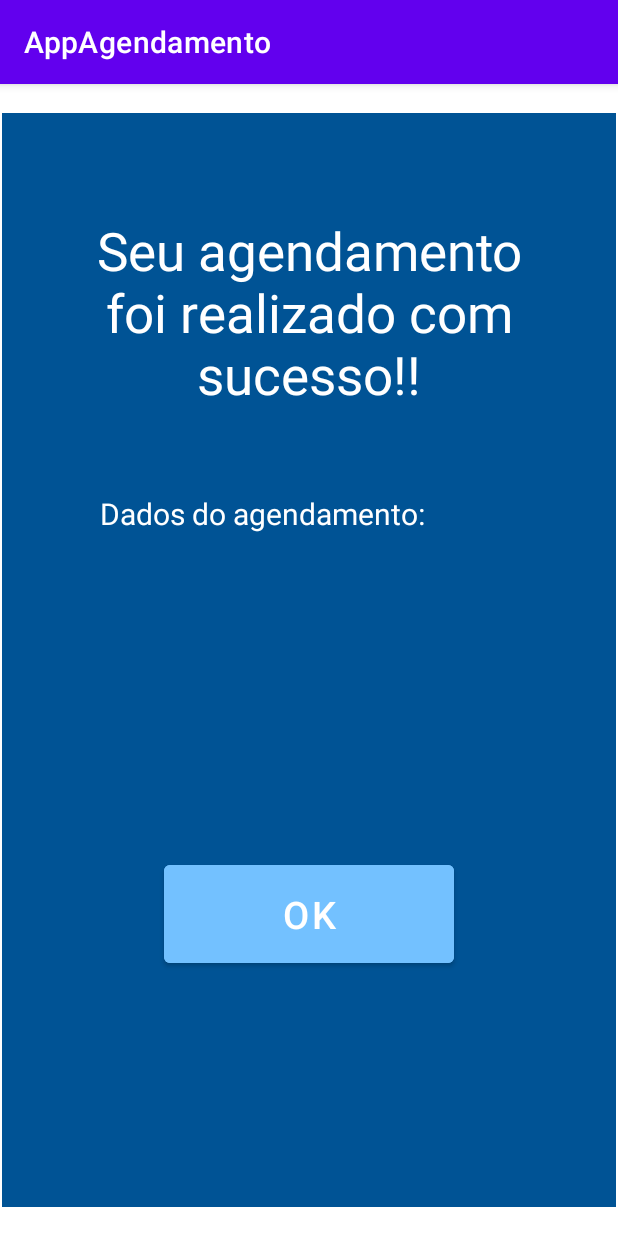
After one commit to ricardosrib/AppAgendamento, an Android app: the OverviewFragment screen opened through its navigation route, on a phone screen of 412 x 824 dp. The commit adds this screen. Run offline under Robolectric (Android 15) with nearby library versions, the phone set to English and light mode, and no system bars.

Commit message:
Criação da quarta e quinta tela

```diff
--- /dev/null
+++ b/app/src/main/java/com/example/appagendamento/OverviewFragment.kt
@@ -0,0 +1,59 @@
+package com.example.appagendamento
+
+import android.os.Bundle
+import androidx.fragment.app.Fragment
+import android.view.LayoutInflater
+import android.view.View
+import android.view.ViewGroup
+
+// TODO: Rename parameter arguments, choose names that match
+// the fragment initialization parameters, e.g. ARG_ITEM_NUMBER
+private const val ARG_PARAM1 = "param1"
+private const val ARG_PARAM2 = "param2"
+
+/**
+ * A simple [Fragment] subclass.
+ * Use the [OverviewFragment.newInstance] factory method to
+ * create an instance of this fragment.
+ */
+class OverviewFragment : Fragment() {
+    // TODO: Rename and change types of parameters
+    private var param1: String? = null
+    private var param2: String? = null
+
+    override fun onCreate(savedInstanceState: Bundle?) {
+        super.onCreate(savedInstanceState)
+        arguments?.let {
+            param1 = it.getString(ARG_PARAM1)
+            param2 = it.getString(ARG_PARAM2)
+        }
+    }
+
+    override fun onCreateView(
+        inflater: LayoutInflater, container: ViewGroup?,
+        savedInstanceState: Bundle?
+    ): View? {
+        // Inflate the layout for this fragment
+        return inflater.inflate(R.layout.fragment_overview, container, false)
+    }
+
+    companion object {
+        /**
+         * Use this factory method to create a new instance of
+         * this fragment using the provided parameters.
+         *
+         * @param param1 Parameter 1.
+         * @param param2 Parameter 2.
+         * @return A new instance of fragment OverviewFragment.
+         */
+        // TODO: Rename and change types and number of parameters
+        @JvmStatic
+        fun newInstance(param1: String, param2: String) =
+            OverviewFragment().apply {
+                arguments = Bundle().apply {
+                    putString(ARG_PARAM1, param1)
+                    putString(ARG_PARAM2, param2)
+                }
+            }
+    }
+}
--- a/app/src/main/res/layout/fragment_home.xml
+++ b/app/src/main/res/layout/fragment_home.xml
@@ -29,7 +29,7 @@
             app:layout_constraintTop_toBottomOf="@+id/question" />
 
         <ImageButton
-            android:id="@+id/imageButton8"
+            android:id="@+id/lightClean"
             android:layout_width="270dip"
             android:layout_height="160dip"
             android:layout_marginTop="8dp"
@@ -50,7 +50,7 @@
             android:textSize="25sp"
             app:layout_constraintEnd_toEndOf="parent"
             app:layout_constraintStart_toStartOf="parent"
-            app:layout_constraintTop_toBottomOf="@+id/imageButton8" />
+            app:layout_constraintTop_toBottomOf="@+id/lightClean" />
 
         <ImageButton
             android:id="@+id/mediumClean"
--- /dev/null
+++ b/app/src/main/res/layout/fragment_overview.xml
@@ -0,0 +1,100 @@
+<?xml version="1.0" encoding="utf-8"?>
+<androidx.constraintlayout.widget.ConstraintLayout xmlns:android="http://schemas.android.com/apk/res/android"
+    xmlns:app="http://schemas.android.com/apk/res-auto"
+    xmlns:tools="http://schemas.android.com/tools"
+    android:layout_width="match_parent"
+    android:layout_height="match_parent"
+    android:background="@color/darker_blue"
+    tools:context=".OverviewFragment">
+
+
+    <TextView
+        android:id="@+id/text3"
+        android:layout_width="299dp"
+        android:layout_height="125dp"
+        android:layout_marginTop="68dp"
+        android:text="Seu agendamento foi realizado com sucesso!!"
+        android:textAlignment="center"
+        android:textColor="@color/white"
+        android:textSize="35sp"
+        app:layout_constraintEnd_toEndOf="parent"
+        app:layout_constraintStart_toStartOf="parent"
+        app:layout_constraintTop_toTopOf="parent" />
+
+    <TextView
+        android:id="@+id/textView2"
+        android:layout_width="299dp"
+        android:layout_height="30dp"
+        android:layout_marginTop="60dp"
+        android:paddingHorizontal="10dp"
+        android:text="Dados do agendamento:"
+        android:textColor="@color/white"
+        android:textSize="20sp"
+        app:layout_constraintEnd_toEndOf="parent"
+        app:layout_constraintStart_toStartOf="parent"
+        app:layout_constraintTop_toBottomOf="@+id/text3" />
+
+    <TextView
+        android:id="@+id/date2"
+        android:layout_width="299dp"
+        android:layout_height="30dp"
+        android:layout_marginTop="12dp"
+        android:paddingHorizontal="10dp"
+        android:text=""
+        android:textColor="@color/white"
+        android:textSize="20sp"
+        app:layout_constraintEnd_toEndOf="parent"
+        app:layout_constraintStart_toStartOf="parent"
+        app:layout_constraintTop_toBottomOf="@+id/serviceType" />
+
+    <TextView
+        android:id="@+id/serviceType"
+        android:layout_width="299dp"
+        android:layout_height="30dp"
+        android:layout_marginTop="12dp"
+        android:paddingHorizontal="10dp"
+        android:text=""
+        android:textColor="@color/white"
+        android:textSize="20sp"
+        app:layout_constraintEnd_toEndOf="parent"
+        app:layout_constraintStart_toStartOf="parent"
+        app:layout_constraintTop_toBottomOf="@+id/textView2" />
+
+    <TextView
+        android:id="@+id/time2"
+        android:layout_width="299dp"
+        android:layout_height="30dp"
+        android:layout_marginTop="12dp"
+        android:paddingHorizontal="10dp"
+        android:text=""
+        android:textColor="@color/white"
+        android:textSize="20sp"
+        app:layout_constraintEnd_toEndOf="parent"
+        app:layout_constraintStart_toStartOf="parent"
+        app:layout_constraintTop_toBottomOf="@+id/date2" />
+
+    <Button
+        android:id="@+id/ok"
+        android:layout_width="193dp"
+        android:layout_height="77dp"
+        android:layout_marginTop="44dp"
+        android:backgroundTint="@color/light_blue"
+        android:text="Ok"
+        android:textSize="25dp"
+        app:layout_constraintEnd_toEndOf="parent"
+        app:layout_constraintStart_toStartOf="parent"
+        app:layout_constraintTop_toBottomOf="@+id/address3" />
+
+    <TextView
+        android:id="@+id/address3"
+        android:layout_width="299dp"
+        android:layout_height="30dp"
+        android:layout_marginTop="12dp"
+        android:paddingHorizontal="10dp"
+        android:text=""
+        android:textColor="@color/white"
+        android:textSize="20sp"
+        app:layout_constraintEnd_toEndOf="parent"
+        app:layout_constraintStart_toStartOf="parent"
+        app:layout_constraintTop_toBottomOf="@+id/time2" />
+</androidx.constraintlayout.widget.ConstraintLayout>
--- a/app/src/main/res/navigation/navigation_map.xml
+++ b/app/src/main/res/navigation/navigation_map.xml
@@ -34,5 +34,23 @@
         android:id="@+id/homeFragment"
         android:name="com.example.appagendamento.HomeFragment"
         android:label="fragment_home"
-        tools:layout="@layout/fragment_home" />
+        tools:layout="@layout/fragment_home" >
+        <action
+            android:id="@+id/action_homeFragment_to_setDateFragment"
+            app:destination="@id/setDateFragment" />
+    </fragment>
+    <fragment
+        android:id="@+id/setDateFragment"
+        android:name="com.example.appagendamento.SetDateFragment"
+        android:label="fragment_set_date"
+        tools:layout="@layout/fragment_set_date" >
+        <action
+            android:id="@+id/action_setDateFragment_to_overviewFragment"
+            app:destination="@id/overviewFragment" />
+    </fragment>
+    <fragment
+        android:id="@+id/overviewFragment"
+        android:name="com.example.appagendamento.OverviewFragment"
+        android:label="fragment_overview"
+        tools:layout="@layout/fragment_overview" />
 </navigation>
```
Also changed, not shown: app/src/main/java/com/example/appagendamento/HomeFragment.kt (+21 -0 lines), app/src/main/java/com/example/appagendamento/SetDateFragment.kt (added, +15 -0 lines), app/src/main/res/layout/fragment_set_date.xml (added, +103 -0 lines).
